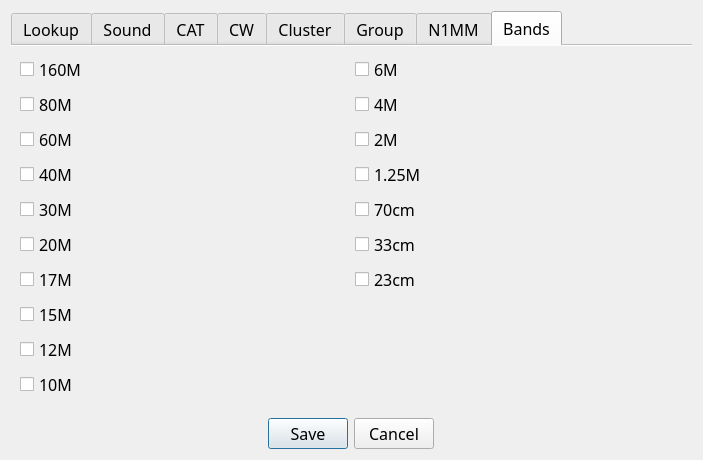
The window that not1mm/data/configuration.ui (mbridak/not1mm) describes before a commit, drawn with Qt 5.
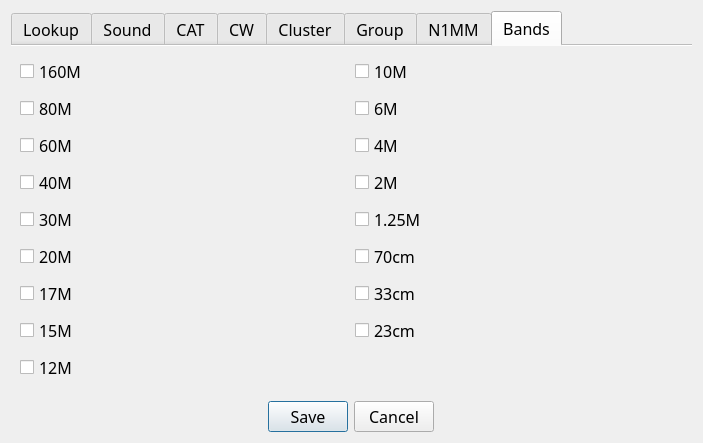
The same window after the commit. The open tabs and pages were chosen to show the change.

Commit message: @mbridak Fixed formatting of the configuration band tab.

What changed in the file:
```diff
--- a/not1mm/data/configuration.ui
+++ b/not1mm/data/configuration.ui
@@ -7,7 +7,7 @@
     <x>0</x>
     <y>0</y>
     <width>703</width>
-    <height>395</height>
+    <height>443</height>
    </rect>
   </property>
   <property name="font">
@@ -1555,63 +1555,63 @@
          </property>
         </widget>
        </item>
-	   <item row="8" column="0">
+       <item row="9" column="0">
         <widget class="QCheckBox" name="activate_12m">
          <property name="text">
           <string>12M</string>
          </property>
         </widget>
        </item>
-       <item row="9" column="0">
+       <item row="0" column="1">
         <widget class="QCheckBox" name="activate_10m">
          <property name="text">
           <string>10M</string>
          </property>
         </widget>
        </item>
-	   <item row="0" column="1">
+       <item row="1" column="1">
         <widget class="QCheckBox" name="activate_6m">
          <property name="text">
           <string>6M</string>
          </property>
         </widget>
        </item>
-	   <item row="1" column="1">
+       <item row="2" column="1">
         <widget class="QCheckBox" name="activate_4m">
          <property name="text">
           <string>4M</string>
          </property>
         </widget>
        </item>
-	   <item row="2" column="1">
+       <item row="3" column="1">
         <widget class="QCheckBox" name="activate_2m">
          <property name="text">
           <string>2M</string>
          </property>
         </widget>
        </item>
-       <item row="3" column="1">
+       <item row="4" column="1">
         <widget class="QCheckBox" name="activate_1dot25">
          <property name="text">
           <string>1.25M</string>
          </property>
         </widget>
        </item>
-       <item row="4" column="1">
+       <item row="5" column="1">
         <widget class="QCheckBox" name="activate_70cm">
          <property name="text">
           <string>70cm</string>
          </property>
         </widget>
        </item>
-       <item row="5" column="1">
+       <item row="6" column="1">
         <widget class="QCheckBox" name="activate_33cm">
          <property name="text">
           <string>33cm</string>
          </property>
         </widget>
        </item>
-       <item row="6" column="1">
+       <item row="7" column="1">
         <widget class="QCheckBox" name="activate_23cm">
          <property name="text">
           <string>23cm</string>
```
Left out of the diff: 46 changed lines with no effect on the pictures. The commit also changes 1 other file.
